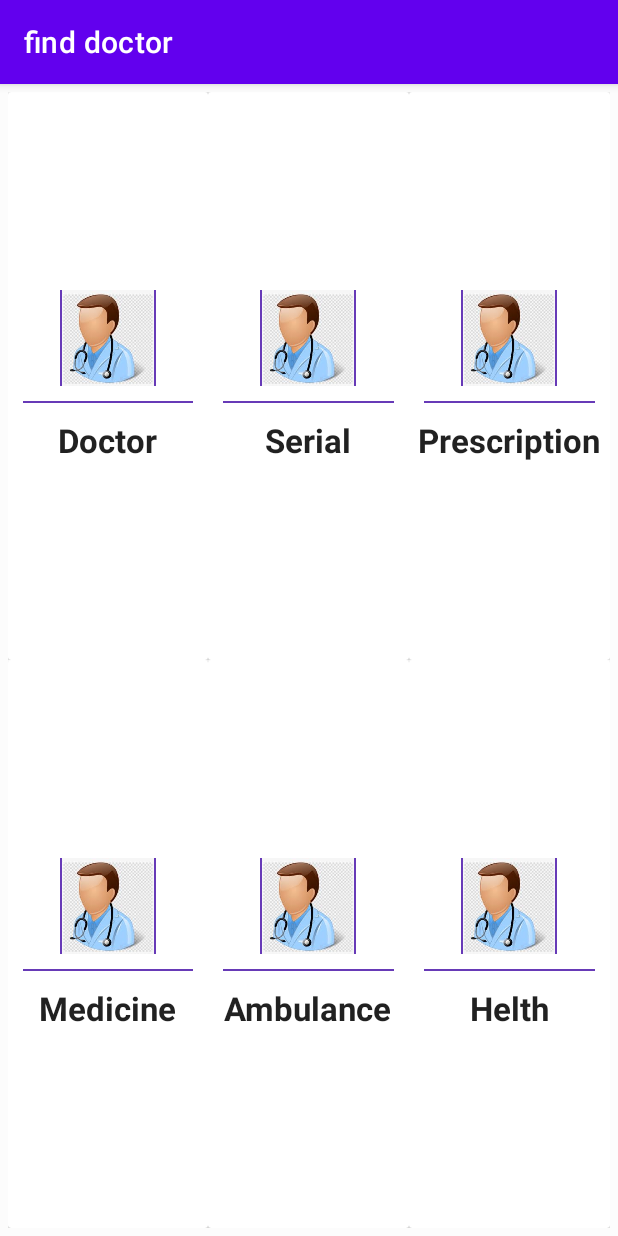
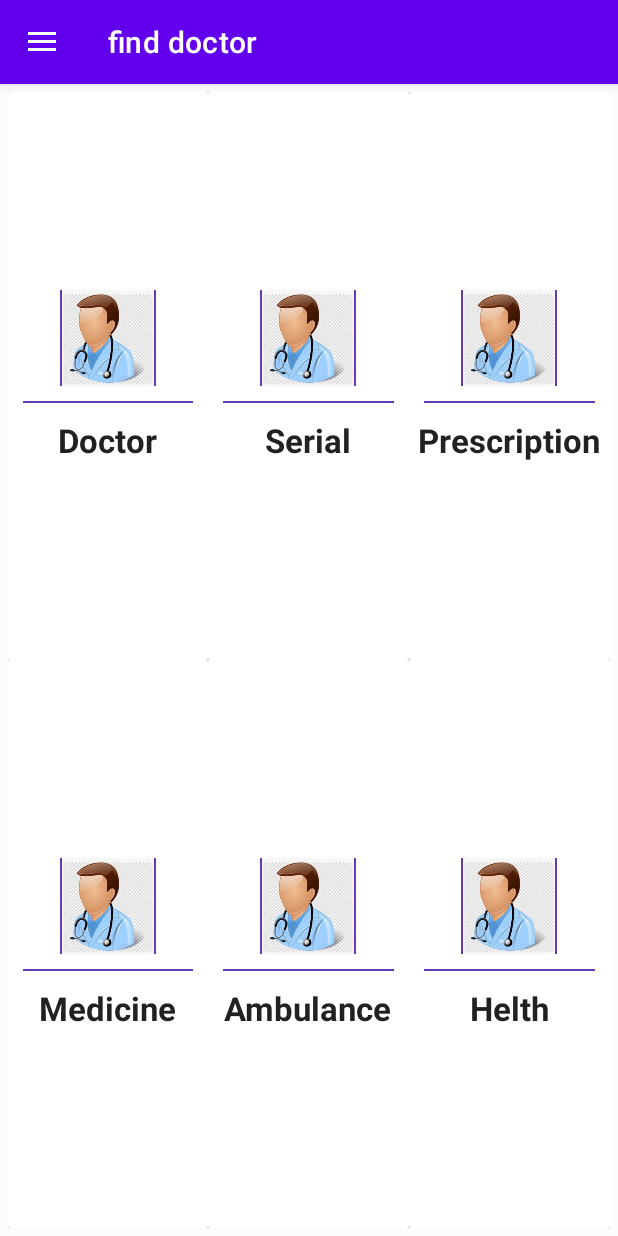
Before and after one commit to Mustakim-lab/Find-Doctor, an Android app: the screen it shows after launch (MainActivity), on a phone screen of 412 x 824 dp. Run offline under Robolectric (Android 15) with nearby library versions, the phone set to English and light mode, and no system bars.

Commit message:
navigation drawer add

```diff
--- a/app/src/main/java/com/example/finddoctor/MainActivity.java
+++ b/app/src/main/java/com/example/finddoctor/MainActivity.java
@@ -1,14 +1,47 @@
 package com.example.finddoctor;
 
+import androidx.annotation.NonNull;
+import androidx.appcompat.app.ActionBarDrawerToggle;
 import androidx.appcompat.app.AppCompatActivity;
+import androidx.drawerlayout.widget.DrawerLayout;
 
 import android.os.Bundle;
+import android.view.MenuItem;
 
-public class MainActivity extends AppCompatActivity {
+import com.google.android.material.navigation.NavigationView;
 
+public class MainActivity extends AppCompatActivity implements NavigationView.OnNavigationItemSelectedListener{
+    DrawerLayout drawerLayout;
+    ActionBarDrawerToggle toggle;
+    NavigationView navigationView;
     @Override
     protected void onCreate(Bundle savedInstanceState) {
         super.onCreate(savedInstanceState);
         setContentView(R.layout.activity_main);
+
+        drawerLayout=findViewById(R.id.drawer_ID);
+        navigationView=findViewById(R.id.navigation_ID);
+
+        toggle=new ActionBarDrawerToggle(this,drawerLayout,R.string.open,R.string.close);
+        drawerLayout.addDrawerListener(toggle);
+        toggle.syncState();
+        getSupportActionBar().setDisplayHomeAsUpEnabled(true);
+
+    }
+
+    @Override
+    public boolean onOptionsItemSelected(@NonNull MenuItem item) {
+        if (toggle.onOptionsItemSelected(item)){
+            return true;
+        }
+        return super.onOptionsItemSelected(item);
+    }
+
+    @Override
+    public boolean onNavigationItemSelected(@NonNull MenuItem item) {
+        if (item.getItemId()==R.id.home_Id){
+
+        }
+        return false;
     }
 }
--- a/app/src/main/res/layout/activity_main.xml
+++ b/app/src/main/res/layout/activity_main.xml
@@ -1,15 +1,36 @@
 <?xml version="1.0" encoding="utf-8"?>
-<LinearLayout xmlns:android="http://schemas.android.com/apk/res/android"
+<androidx.drawerlayout.widget.DrawerLayout xmlns:android="http://schemas.android.com/apk/res/android"
     xmlns:app="http://schemas.android.com/apk/res-auto"
     xmlns:tools="http://schemas.android.com/tools"
+    android:layout_width="match_parent"
+    android:layout_height="match_parent"
+    android:gravity="center"
+    android:orientation="vertical"
+    android:layout_weight="2"
+    android:id="@+id/drawer_ID"
+    android:background="@color/background_color"
+    tools:openDrawer="start"
+    tools:context=".MainActivity">
+
+
+    <com.google.android.material.navigation.NavigationView
+        android:layout_width="match_parent"
+        android:layout_height="match_parent"
+        android:id="@+id/navigation_ID"
+        app:menu="@menu/menu"
+        app:headerLayout="@layout/navprofile"
+        android:layout_gravity="start">
+
+    </com.google.android.material.navigation.NavigationView>
+
+    <LinearLayout
         android:layout_width="match_parent"
         android:layout_height="match_parent"
         android:layout_weight="2"
         android:gravity="center"
         android:orientation="vertical"
         android:padding="5dp"
-    android:background="@color/background_color"
-    tools:context=".MainActivity">
+        android:background="@color/background_color">
 
         <LinearLayout
             android:layout_width="match_parent"
@@ -277,3 +298,9 @@
         </LinearLayout>
 
     </LinearLayout>
+
+
+
+
+
+</androidx.drawerlayout.widget.DrawerLayout>
--- a/app/src/main/res/values/strings.xml
+++ b/app/src/main/res/values/strings.xml
@@ -1,3 +1,5 @@
 <resources>
     <string name="app_name">find doctor</string>
+    <string name="open">Open</string>
+    <string name="close">Close</string>
 </resources>
```
Lines whose indentation alone changed are shown as unchanged.
